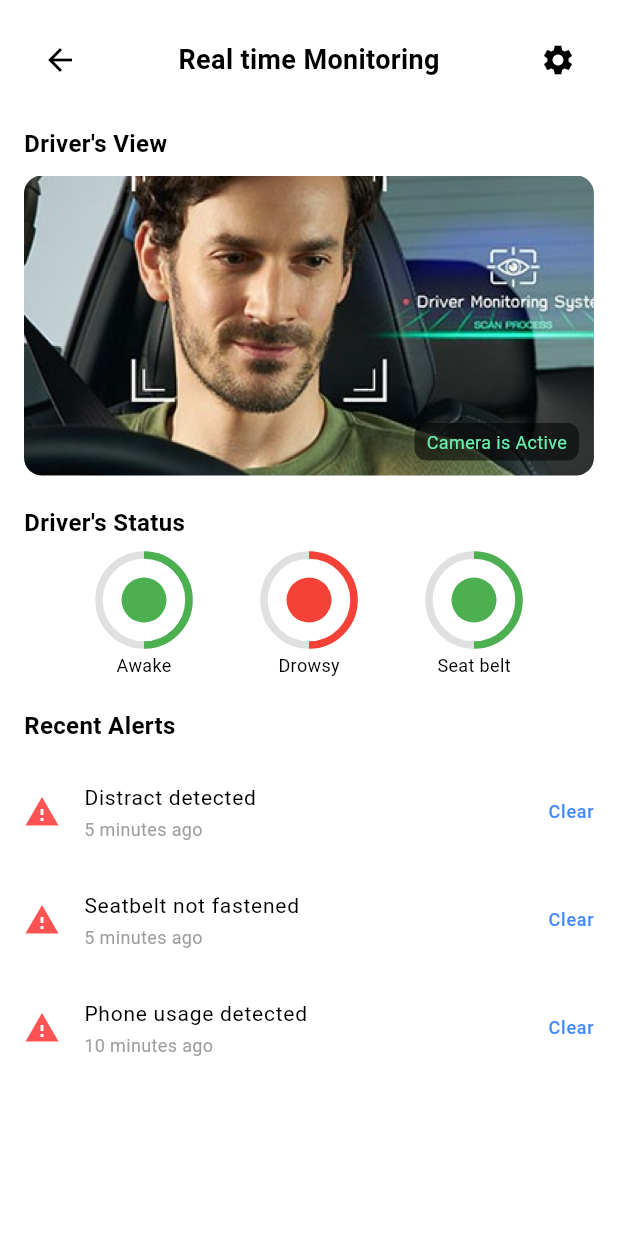
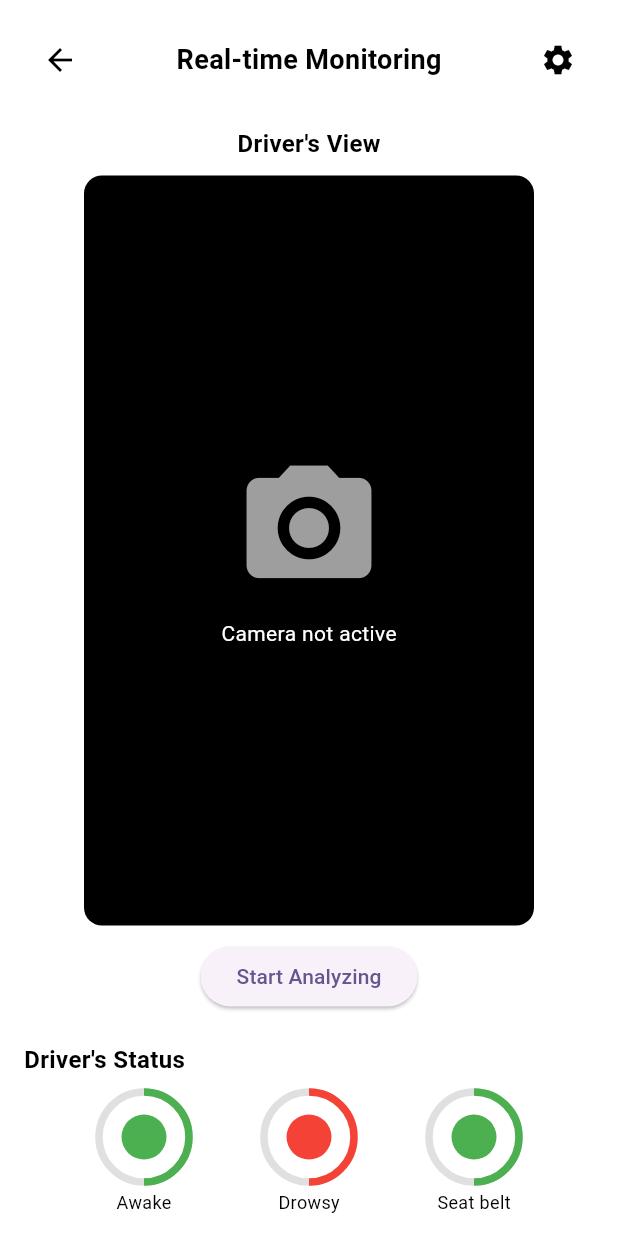
Before and after one commit to M-Umar-Shahid/DriveSense, a Flutter app: the MonitoringPage screen opened directly, on a phone screen of 412 x 824 dp. Run offline on Flutter 3.47's test engine with Material 3 defaults, Android fonts, the phone set to English and light mode, and no system bars; our stand-ins replace camera, curved_navigation_bar, fl_chart, google_maps_flutter, lottie, video_player.

Commit message:
Camera
Camera is working perfectly fine

```diff
--- a/lib/pages/monitoring_screen.dart
+++ b/lib/pages/monitoring_screen.dart
@@ -1,14 +1,67 @@
 import 'package:flutter/material.dart';
 import 'package:camera/camera.dart';
+import 'dart:math' as math;
 
-class MonitoringPage extends StatelessWidget {
+class MonitoringPage extends StatefulWidget {
   const MonitoringPage({super.key});
+
+  @override
+  State<MonitoringPage> createState() => _MonitoringPageState();
+}
+
+class _MonitoringPageState extends State<MonitoringPage> {
+  CameraController? _cameraController;
+  List<CameraDescription>? _cameras;
+  bool _isCameraInitialized = false;
+  bool _isAnalyzing = false;
+
+  Future<void> initializeCamera() async {
+    _cameras = await availableCameras();
+    final frontCamera = _cameras!.firstWhere(
+          (camera) => camera.lensDirection == CameraLensDirection.front,
+    );
+
+    _cameraController = CameraController(
+      frontCamera,
+      ResolutionPreset.high,
+    );
+
+    await _cameraController!.initialize();
+    setState(() {
+      _isCameraInitialized = true;
+    });
+  }
+
+  void toggleAnalyzing() async {
+    if (_isAnalyzing) {
+      // Stop analyzing: Dispose of the camera
+      await _cameraController?.dispose();
+      setState(() {
+        _isCameraInitialized = false;
+        _isAnalyzing = false;
+        _cameraController = null;
+      });
+    } else {
+      // Start analyzing: Initialize the camera
+      await initializeCamera();
+      setState(() {
+        _isAnalyzing = true;
+      });
+    }
+  }
+
+  @override
+  void dispose() {
+    _cameraController?.dispose();
+    super.dispose();
+  }
 
   @override
   Widget build(BuildContext context) {
     return Scaffold(
-      backgroundColor: Colors.white, // Light background color
+      backgroundColor: Colors.white,
       body: SafeArea(
+        child: SingleChildScrollView(
           child: Padding(
             padding: const EdgeInsets.all(16.0),
             child: Column(
@@ -25,7 +78,7 @@ class MonitoringPage extends StatelessWidget {
                       },
                     ),
                     const Text(
-                    'Real time Monitoring',
+                      'Real-time Monitoring',
                       style: TextStyle(
                         color: Colors.black,
                         fontSize: 18.0,
@@ -38,11 +91,11 @@ class MonitoringPage extends StatelessWidget {
                     ),
                   ],
                 ),
-
                 const SizedBox(height: 20.0),
 
                 // Driver's View Section
-              const Text(
+                const Center(
+                  child: Text(
                     "Driver's View",
                     style: TextStyle(
                       color: Colors.black,
@@ -50,24 +103,48 @@ class MonitoringPage extends StatelessWidget {
                       fontWeight: FontWeight.bold,
                     ),
                   ),
+                ),
                 const SizedBox(height: 10.0),
-              Stack(
+                Center(
+                  child: Stack(
                     children: [
                       Container(
-                    height: 200.0,
+                        height: 500.0,
+                        width: 300.0,
                         decoration: BoxDecoration(
                           borderRadius: BorderRadius.circular(12.0),
-                      image: const DecorationImage(
-                        image: AssetImage('assets/images/driver-view.png'), // Replace with your image
-                        fit: BoxFit.cover,
+                          color: Colors.black,
+                        ),
+                        child: _isAnalyzing && _isCameraInitialized && _cameraController != null
+                            ? ClipRRect(
+                          borderRadius: BorderRadius.circular(12.0),
+                          child: Transform(
+                            alignment: Alignment.center,
+                            transform: Matrix4.identity()..rotateY(math.pi),
+                            child: CameraPreview(_cameraController!),
+                          ),
+                        )
+                            : Center(
+                          child: Column(
+                            mainAxisAlignment: MainAxisAlignment.center,
+                            children: [
+                              Icon(Icons.camera_alt, color: Colors.grey, size: 100),
+                              const SizedBox(height: 10),
+                              const Text(
+                                'Camera not active',
+                                style: TextStyle(color: Colors.white),
+                              ),
+                            ],
                           ),
                         ),
                       ),
+                      if (_isAnalyzing)
                         Positioned(
                           bottom: 10.0,
                           right: 10.0,
                           child: Container(
-                      padding: const EdgeInsets.symmetric(horizontal: 8.0, vertical: 4.0),
+                            padding: const EdgeInsets.symmetric(
+                                horizontal: 8.0, vertical: 4.0),
                             decoration: BoxDecoration(
                               color: Colors.black54,
                               borderRadius: BorderRadius.circular(8.0),
@@ -83,7 +160,14 @@ class MonitoringPage extends StatelessWidget {
                         ),
                     ],
                   ),
-
+                ),
+                const SizedBox(height: 10.0),
+                Center(
+                  child: ElevatedButton(
+                    onPressed: toggleAnalyzing,
+                    child: Text(_isAnalyzing ? 'Stop Analyzing' : 'Start Analyzing'),
+                  ),
+                ),
                 const SizedBox(height: 20.0),
 
                 // Driver's Status Section
@@ -104,7 +188,6 @@ class MonitoringPage extends StatelessWidget {
                     _statusIndicator('Seat belt', Colors.green),
                   ],
                 ),
-
                 const SizedBox(height: 20.0),
 
                 // Recent Alerts Section
@@ -117,18 +200,17 @@ class MonitoringPage extends StatelessWidget {
                   ),
                 ),
                 const SizedBox(height: 10.0),
-              Expanded(
-                child: ListView(
+                ListView(
+                  shrinkWrap: true,
+                  physics: const NeverScrollableScrollPhysics(),
                   children: [
                     _alertTile('Distract detected', '5 minutes ago'),
                     _alertTile('Seatbelt not fastened', '5 minutes ago'),
                     _alertTile('Phone usage detected', '10 minutes ago'),
                   ],
                 ),
+              ],
             ),
-
-              // Bottom Navigation Bar
-            ],
           ),
         ),
       ),
@@ -161,10 +243,10 @@ class MonitoringPage extends StatelessWidget {
             ),
           ],
         ),
-        SizedBox(height: 5.0),
+        const SizedBox(height: 5.0),
         Text(
           label,
-          style: TextStyle(
+          style: const TextStyle(
             color: Colors.black,
             fontSize: 12.0,
           ),
@@ -177,23 +259,23 @@ class MonitoringPage extends StatelessWidget {
     return Column(
       children: [
         ListTile(
-          contentPadding: EdgeInsets.symmetric(horizontal: 0.0),
-          leading: Icon(Icons.warning, color: Colors.redAccent),
+          contentPadding: const EdgeInsets.symmetric(horizontal: 0.0),
+          leading: const Icon(Icons.warning, color: Colors.redAccent),
           title: Text(
             alert,
-            style: TextStyle(
+            style: const TextStyle(
               color: Colors.black,
               fontSize: 14.0,
             ),
           ),
           subtitle: Text(
             time,
-            style: TextStyle(
+            style: const TextStyle(
               color: Colors.grey,
               fontSize: 12.0,
             ),
           ),
-          trailing: Text(
+          trailing: const Text(
             'Clear',
             style: TextStyle(
               color: Colors.blueAccent,
@@ -204,9 +286,8 @@ class MonitoringPage extends StatelessWidget {
       ],
     );
   }
-
 }
 
-void main() => runApp(MaterialApp(
+void main() => runApp(const MaterialApp(
   home: MonitoringPage(),
 ));
```
Lines whose indentation alone changed are shown as unchanged.
